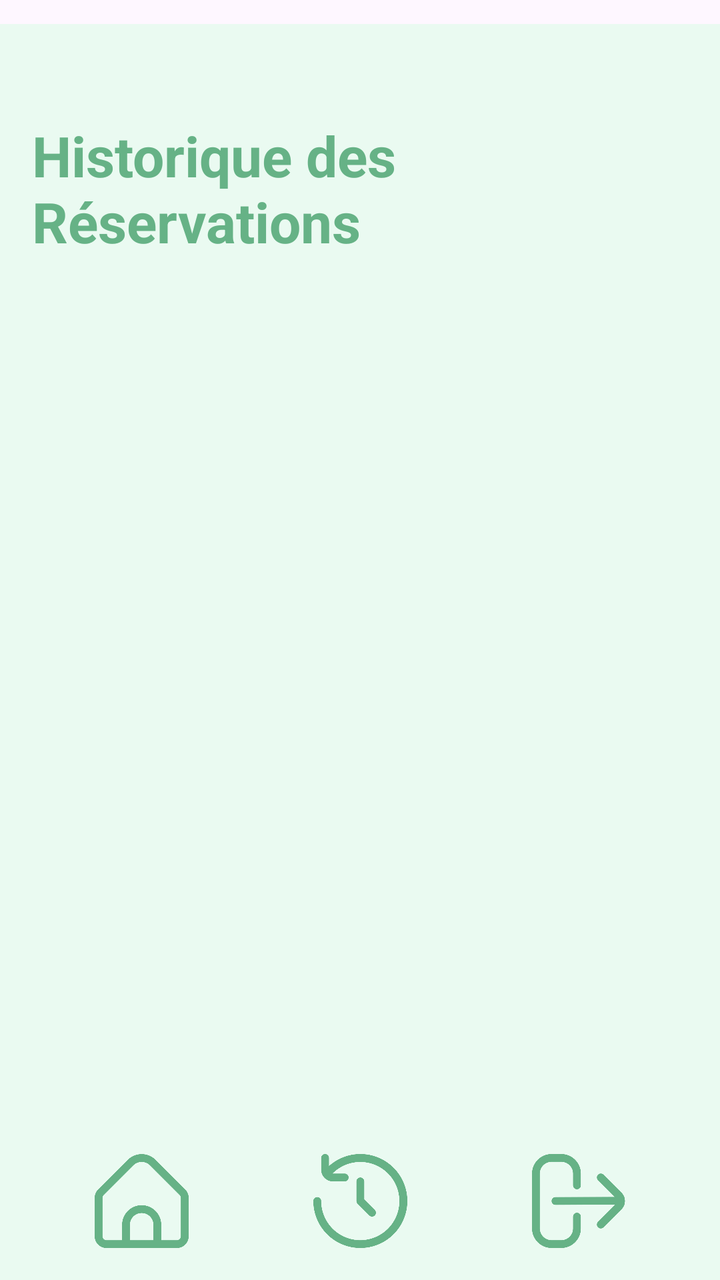
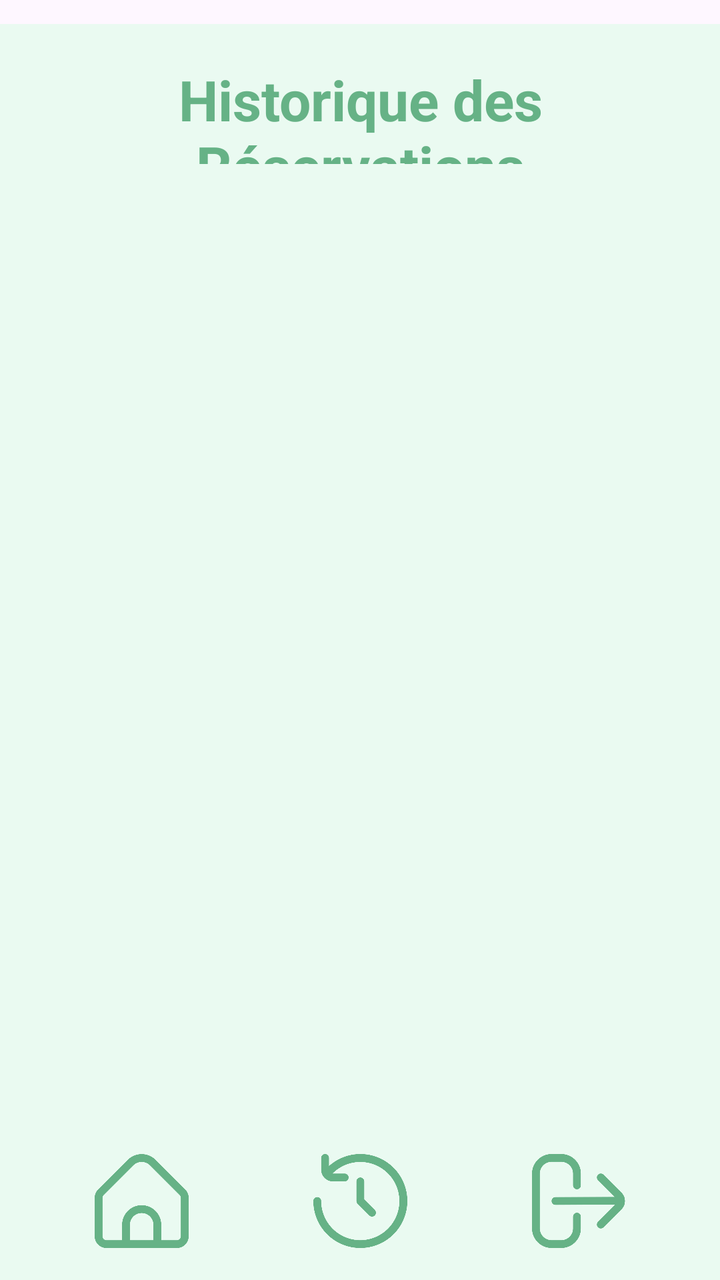

Two renders of the same Android screen: before a commit and after it. Below are the layout's source before the change and the commit's diff.
<!-- AndroidManifest.xml: application theme Theme.AgenceTouristique7 -->
<!-- res/layout/activity_historique_reservations.xml -->
<?xml version="1.0" encoding="utf-8"?>
<androidx.constraintlayout.widget.ConstraintLayout xmlns:android="http://schemas.android.com/apk/res/android"
    xmlns:app="http://schemas.android.com/apk/res-auto"
    xmlns:tools="http://schemas.android.com/tools"
    android:layout_width="match_parent"
    android:layout_height="match_parent"
    android:background="#EAFAF1"
    android:orientation="vertical"
    android:padding="16dp"
    tools:context=".vue.activites.HistoriqueReservationsActivity">

    <LinearLayout
        android:id="@+id/linearLayout"
        android:layout_width="match_parent"
        android:layout_height="0dp"
        android:layout_weight="1"
        android:orientation="vertical"
        app:layout_constraintBottom_toTopOf="@+id/bottomNavigation"
        app:layout_constraintEnd_toEndOf="parent"
        app:layout_constraintStart_toStartOf="parent"
        app:layout_constraintTop_toTopOf="parent">

        <TextView
            android:layout_width="wrap_content"
            android:layout_height="wrap_content"
            android:layout_gravity="center_horizontal"
            android:layout_marginTop="25dp"
            android:layout_marginBottom="32dp"
            android:text="@string/historique_des_reservations"
            android:textColor="@color/colorPrimary"
            android:textSize="28sp"
            android:textStyle="bold" />

        <ListView
            android:id="@+id/listView_reservations_historique"
            android:layout_width="match_parent"
            android:layout_height="0dp"
            android:layout_weight="1"
            android:divider="@android:color/transparent"
            android:dividerHeight="8dp" />
    </LinearLayout>
    <LinearLayout
        android:id="@+id/bottomNavigation"
        android:layout_width="match_parent"
        android:layout_height="wrap_content"
        android:orientation="horizontal"
        android:weightSum="3"
        android:background="@android:color/transparent"
        app:layout_constraintBottom_toBottomOf="parent"
        app:layout_constraintEnd_toEndOf="parent"
        app:layout_constraintStart_toStartOf="parent">

        <ImageButton
            android:id="@+id/buttonHome"
            android:layout_width="0dp"
            android:layout_height="50dp"
            android:layout_weight="1"
            android:background="?android:attr/selectableItemBackground"
            android:contentDescription="@string/accueil"
            android:src="@drawable/home"
            android:scaleType="centerInside"
            tools:ignore="SpeakableTextPresentCheck" />

        <ImageButton
            android:id="@+id/buttonHistorique"
            android:layout_width="0dp"
            android:layout_height="50dp"
            android:layout_weight="1"
            android:background="?android:attr/selectableItemBackground"
            android:contentDescription="@string/historique"
            android:src="@drawable/reservation"
            android:scaleType="centerInside"
            tools:ignore="SpeakableTextPresentCheck" />

        <ImageButton
            android:id="@+id/buttonLogout"
            android:layout_width="0dp"
            android:layout_height="50dp"
            android:layout_weight="1"
            android:background="?android:attr/selectableItemBackground"
            android:contentDescription="@string/log_out"
            android:src="@drawable/logout"
            android:scaleType="centerInside"
            tools:ignore="SpeakableTextPresentCheck" />

    </LinearLayout>
</androidx.constraintlayout.widget.ConstraintLayout>
<!-- resources referenced by this layout -->
<resources>
  <color name="colorPrimary">#66B286</color>
  <!-- drawable home: png bitmap (drawable, 13181 bytes) -->
  <!-- drawable logout: png bitmap (drawable, 14957 bytes) -->
  <!-- drawable reservation: png bitmap (drawable, 23334 bytes) -->
  <string name="accueil">Accueil</string>
  <string name="historique">Historique</string>
  <string name="historique_des_reservations">Historique des Réservations</string>
  <string name="log_out">Déconnexion</string>
  <style name="Theme.AgenceTouristique7" parent="Base.Theme.AgenceTouristique7" />
  <style name="Base.Theme.AgenceTouristique7" parent="Theme.Material3.DayNight.NoActionBar">
          <item name="android:windowLightStatusBar">true</item>
          <item name="android:windowActionBarOverlay">true</item>
          <item name="android:paddingTop">3dp</item>
      </style>
</resources>

<!-- the commit's change to res/layout/activity_historique_reservations.xml (unified diff, before → after) -->
@@ -1,54 +1,44 @@
 <?xml version="1.0" encoding="utf-8"?>
-<androidx.constraintlayout.widget.ConstraintLayout xmlns:android="http://schemas.android.com/apk/res/android"
+<LinearLayout xmlns:android="http://schemas.android.com/apk/res/android"
+
     xmlns:app="http://schemas.android.com/apk/res-auto"
     xmlns:tools="http://schemas.android.com/tools"
     android:layout_width="match_parent"
     android:layout_height="match_parent"
     android:background="#EAFAF1"
     android:orientation="vertical"
-    android:padding="16dp"
-    tools:context=".vue.activites.HistoriqueReservationsActivity">
+    android:padding="16dp">
+
+    <TextView
+        android:layout_width="wrap_content"
+        android:layout_height="0dp"
+        android:layout_weight="1"
+        android:layout_gravity="center"
+        android:gravity="center"
+        android:text="@string/historique_des_reservations"
+        android:textColor="@color/colorPrimary"
+        android:textSize="28sp"
+        android:textStyle="bold" />
+
+    <ListView
+        android:id="@+id/listView_reservations_historique"
+        android:layout_width="match_parent"
+        android:layout_height="0dp"
+        android:layout_weight="9"
+        android:divider="@android:color/transparent"
+        android:dividerHeight="8dp" />
 
     <LinearLayout
-        android:id="@+id/linearLayout"
+        android:id="@+id/bottomNavigation"
         android:layout_width="match_parent"
         android:layout_height="0dp"
         android:layout_weight="1"
-        android:orientation="vertical"
-        app:layout_constraintBottom_toTopOf="@+id/bottomNavigation"
-        app:layout_constraintEnd_toEndOf="parent"
-        app:layout_constraintStart_toStartOf="parent"
-        app:layout_constraintTop_toTopOf="parent">
-
-        <TextView
-            android:layout_width="wrap_content"
-            android:layout_height="wrap_content"
-            android:layout_gravity="center_horizontal"
-            android:layout_marginTop="25dp"
-            android:layout_marginBottom="32dp"
-            android:text="@string/historique_des_reservations"
-            android:textColor="@color/colorPrimary"
-            android:textSize="28sp"
-            android:textStyle="bold" />
-
-        <ListView
-            android:id="@+id/listView_reservations_historique"
-            android:layout_width="match_parent"
-            android:layout_height="0dp"
-            android:layout_weight="1"
-            android:divider="@android:color/transparent"
-            android:dividerHeight="8dp" />
-    </LinearLayout>
-    <LinearLayout
-        android:id="@+id/bottomNavigation"
-        android:layout_width="match_parent"
-        android:layout_height="wrap_content"
+        android:gravity="bottom"
         android:orientation="horizontal"
-        android:weightSum="3"
         android:background="@android:color/transparent"
-        app:layout_constraintBottom_toBottomOf="parent"
-        app:layout_constraintEnd_toEndOf="parent"
-        app:layout_constraintStart_toStartOf="parent">
+        app:menu="@menu/bottom_navigation_menu"
+        app:itemIconTint="@color/colorPrimary"
+        app:itemTextColor="@color/black_text">
 
         <ImageButton
             android:id="@+id/buttonHome"
@@ -84,4 +74,4 @@
             tools:ignore="SpeakableTextPresentCheck" />
 
     </LinearLayout>
-</androidx.constraintlayout.widget.ConstraintLayout>
+</LinearLayout>
<!-- resource entries referenced after the edit -->
@@ -1,5 +1,6 @@
 <!-- resources referenced by this layout -->
 <resources>
+  <color name="black_text">#333333</color>
   <color name="colorPrimary">#66B286</color>
   <!-- drawable home: png bitmap (drawable, 13181 bytes) -->
   <!-- drawable logout: png bitmap (drawable, 14957 bytes) -->
